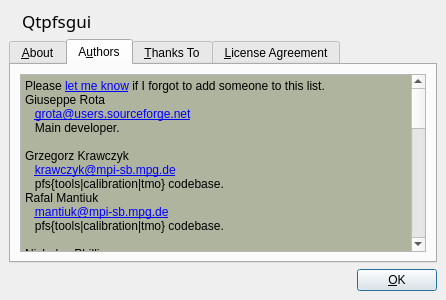
This is forms/about.ui in LuminanceHDR/LuminanceHDR as Qt 5 draws it before an edit. The edited form follows.
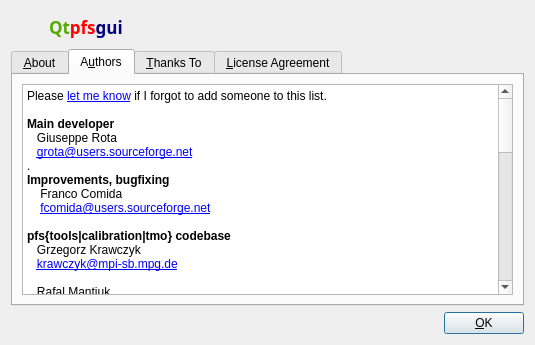
This is the edited form. The open tabs and pages were chosen to show the change. Icons and pictures are not drawn.

Commit message: Added progress report and termination to all TM operators, it is now possible to abort computation safely. Splitted tonemapperThread in individual threads for each operator (drago03Thread etc.) Added ThreadManager class to show individual progress bar for each running thread and abort them if wanted (not yet completed tough, but it works) Fixed small bugs in TonemappingDialog (levels, tmpanel)

The edit to the form file:
```diff
--- a/forms/about.ui
+++ b/forms/about.ui
@@ -5,30 +5,38 @@
    <rect>
     <x>0</x>
     <y>0</y>
-    <width>446</width>
-    <height>300</height>
+    <width>535</width>
+    <height>345</height>
    </rect>
   </property>
   <property name="windowTitle" >
    <string>About Qtpfsgui</string>
   </property>
-  <layout class="QVBoxLayout" >
-   <property name="margin" >
-    <number>9</number>
-   </property>
-   <property name="spacing" >
-    <number>6</number>
-   </property>
+  <layout class="QGridLayout" name="gridLayout" >
+   <item row="0" column="0" >
+    <layout class="QVBoxLayout" name="verticalLayout" >
    <item>
-    <layout class="QHBoxLayout" >
-     <property name="margin" >
-      <number>0</number>
-     </property>
-     <property name="spacing" >
-      <number>6</number>
-     </property>
+      <layout class="QHBoxLayout" name="horizontalLayout" >
      <item>
       <widget class="QLabel" name="label_2" >
+         <property name="sizePolicy" >
+          <sizepolicy vsizetype="Fixed" hsizetype="Fixed" >
+           <horstretch>0</horstretch>
+           <verstretch>0</verstretch>
+          </sizepolicy>
+         </property>
+         <property name="minimumSize" >
+          <size>
+           <width>32</width>
+           <height>32</height>
+          </size>
+         </property>
+         <property name="maximumSize" >
+          <size>
+           <width>32</width>
+           <height>32</height>
+          </size>
+         </property>
        <property name="text" >
         <string/>
        </property>
@@ -49,23 +57,14 @@
         </font>
        </property>
        <property name="text" >
-        <string>Qtpfsgui </string>
+          <string>&lt;!DOCTYPE HTML PUBLIC "-//W3C//DTD HTML 4.0//EN" "http://www.w3.org/TR/REC-html40/strict.dtd">
+&lt;html>&lt;head>&lt;meta name="qrichtext" content="1" />&lt;style type="text/css">
+p, li { white-space: pre-wrap; }
+&lt;/style>&lt;/head>&lt;body style=" font-family:'Sans Serif'; font-size:13pt; font-weight:400; font-style:normal;">
+&lt;p style=" margin-top:0px; margin-bottom:0px; margin-left:0px; margin-right:0px; -qt-block-indent:0; text-indent:0px;">&lt;span style=" font-weight:600; color:#55aa00;">Qt&lt;/span>&lt;span style=" font-weight:600; color:#ff0000;">pfs&lt;/span>&lt;span style=" font-weight:600; color:#00007f;">gui &lt;/span>&lt;/p>&lt;/body>&lt;/html></string>
        </property>
       </widget>
      </item>
-     <item>
-      <spacer>
-       <property name="orientation" >
-        <enum>Qt::Horizontal</enum>
-       </property>
-       <property name="sizeHint" >
-        <size>
-         <width>40</width>
-         <height>20</height>
-        </size>
-       </property>
-      </spacer>
-     </item>
     </layout>
    </item>
    <item>
@@ -114,6 +113,9 @@
        <property name="spacing" >
         <number>6</number>
        </property>
+         <property name="margin" >
+          <number>9</number>
+         </property>
        <item>
         <widget class="QTextBrowser" name="authorsBox" >
          <property name="palette" >
@@ -122,9 +124,9 @@
             <colorrole role="Base" >
              <brush brushstyle="SolidPattern" >
               <color alpha="255" >
-               <red>175</red>
-               <green>180</green>
-               <blue>159</blue>
+                 <red>255</red>
+                 <green>255</green>
+                 <blue>255</blue>
               </color>
              </brush>
             </colorrole>
@@ -133,9 +135,9 @@
             <colorrole role="Base" >
              <brush brushstyle="SolidPattern" >
               <color alpha="255" >
-               <red>175</red>
-               <green>180</green>
-               <blue>159</blue>
+                 <red>255</red>
+                 <green>255</green>
+                 <blue>255</blue>
               </color>
              </brush>
             </colorrole>
@@ -157,10 +159,18 @@
           <enum>Qt::ScrollBarAlwaysOff</enum>
          </property>
          <property name="html" >
-          <string>&lt;html>&lt;head>&lt;meta name="qrichtext" content="1" />&lt;style type="text/css">
+            <string>&lt;!DOCTYPE HTML PUBLIC "-//W3C//DTD HTML 4.0//EN" "http://www.w3.org/TR/REC-html40/strict.dtd">
+&lt;html>&lt;head>&lt;meta name="qrichtext" content="1" />&lt;style type="text/css">
 p, li { white-space: pre-wrap; }
-&lt;/style>&lt;/head>&lt;body style=" font-family:'Sans Serif'; font-size:9pt; font-weight:400; font-style:normal; text-decoration:none;">
-&lt;p style=" margin-top:0px; margin-bottom:0px; margin-left:0px; margin-right:0px; -qt-block-indent:0; text-indent:0px;">Please &lt;a href="mailto:grota@users.sourceforge.net">&lt;span style=" text-decoration: underline; color:#0000ff;">let me know&lt;/span>&lt;/a> if I forgot to add someone to this list.&lt;br />Giuseppe Rota&lt;br />   &lt;a href="mailto:grota@users.sourceforge.net">&lt;span style=" text-decoration: underline; color:#0000ff;">grota@users.sourceforge.net&lt;/span>&lt;/a>&lt;br />   Main developer.&lt;br />&lt;br />Grzegorz Krawczyk&lt;br />   &lt;a href="mailto:krawczyk@mpi-sb.mpg.de">&lt;span style=" text-decoration: underline; color:#0000ff;">krawczyk@mpi-sb.mpg.de&lt;/span>&lt;/a>&lt;br />   pfs{tools|calibration|tmo} codebase.&lt;br />Rafal Mantiuk&lt;br />   &lt;a href="mailto:mantiuk@mpi-sb.mpg.de">&lt;span style=" text-decoration: underline; color:#0000ff;">mantiuk@mpi-sb.mpg.de&lt;/span>&lt;/a>&lt;br />   pfs{tools|calibration|tmo} codebase.&lt;br />&lt;br />Nicholas Phillips&lt;br />   &lt;a href="mailto:ngphillips@gmail.com">&lt;span style=" text-decoration: underline; color:#0000ff;">ngphillips@gmail.com&lt;/span>&lt;/a>&lt;br />   G.Ward's Mean Threshold Bitmap (MTB) algorithm.&lt;br />&lt;br />Alexandre Prokoudine&lt;br />   &lt;a href="mailto:alexandre.prokoudine@gmail.com">&lt;span style=" text-decoration: underline; color:#0000ff;">alexandre.prokoudine@gmail.com&lt;/span>&lt;/a>&lt;br />   Russian translator, fixed usability issues, .desktop file.&lt;br />&lt;br />Åsmund Ødegård&lt;br />   &lt;a href="mailto:mandus@users.sourceforge.net">&lt;span style=" text-decoration: underline; color:#0000ff;">mandus@users.sourceforge.net&lt;/span>&lt;/a>&lt;br />   Mac OS X packager, Norwegian translator.&lt;br />&lt;br />Mustafa GÜNAY&lt;br />   Turkish translator.&lt;br />&lt;br />Cyril Lavier&lt;br />   French translator and Ubuntu packager.&lt;br />&lt;br />Alberto Garcia&lt;br />   Spanish translator.&lt;br />&lt;br />Ralph Kaeppeli&lt;br />   German translator.&lt;br />&lt;br />Jan Gemela&lt;br />   Czech translator.&lt;br />&lt;br />Maciej Dziardziel&lt;br />   Polish translator.&lt;br />&lt;br />Bertrand Petit and Steffen Beyer&lt;br />   FreeBSD patches and maintainers.&lt;br />&lt;br />&lt;/p>&lt;/body>&lt;/html></string>
+&lt;/style>&lt;/head>&lt;body style=" font-family:'Sans Serif'; font-size:10pt; font-weight:400; font-style:normal;">
+&lt;p style=" margin-top:0px; margin-bottom:0px; margin-left:0px; margin-right:0px; -qt-block-indent:0; text-indent:0px; font-size:9pt;">Please &lt;a href="mailto:grota@users.sourceforge.net">&lt;span style=" text-decoration: underline; color:#0000ff;">let me know&lt;/span>&lt;/a> if I forgot to add someone to this list.&lt;/p>
+&lt;p style=" margin-top:0px; margin-bottom:0px; margin-left:0px; margin-right:0px; -qt-block-indent:0; text-indent:0px; font-size:9pt;">&lt;br />&lt;span style=" font-weight:600;">Main developer&lt;/span>&lt;/p>
+&lt;p style=" margin-top:0px; margin-bottom:0px; margin-left:0px; margin-right:0px; -qt-block-indent:0; text-indent:0px; font-size:9pt;">   Giuseppe Rota&lt;br />   &lt;a href="mailto:grota@users.sourceforge.net">&lt;span style=" text-decoration: underline; color:#0000ff;">grota@users.sourceforge.net&lt;/span>&lt;/a>&lt;br />.&lt;br />&lt;span style=" font-weight:600;">Improvements, bugfixing&lt;/span>&lt;/p>
+&lt;p style=" margin-top:0px; margin-bottom:0px; margin-left:0px; margin-right:0px; -qt-block-indent:0; text-indent:0px; font-size:9pt;">    Franco Comida&lt;/p>
+&lt;p style=" margin-top:0px; margin-bottom:0px; margin-left:0px; margin-right:0px; -qt-block-indent:0; text-indent:0px; font-size:9pt;">    &lt;a href="mailto:fcomida@users.sourceforge.net">&lt;span style=" text-decoration: underline; color:#0000ff;">fcomida@users.sourceforge.net&lt;/span>&lt;/a>&lt;/p>
+&lt;p style="-qt-paragraph-type:empty; margin-top:0px; margin-bottom:0px; margin-left:0px; margin-right:0px; -qt-block-indent:0; text-indent:0px; font-size:9pt; text-decoration: underline; color:#0000ff;">&lt;/p>
+&lt;p style=" margin-top:0px; margin-bottom:0px; margin-left:0px; margin-right:0px; -qt-block-indent:0; text-indent:0px; font-size:9pt;">&lt;span style=" font-weight:600;">pfs{tools|calibration|tmo} codebase&lt;/span>&lt;br />   Grzegorz Krawczyk&lt;br />   &lt;a href="mailto:krawczyk@mpi-sb.mpg.de">&lt;span style=" text-decoration: underline; color:#0000ff;">krawczyk@mpi-sb.mpg.de&lt;/span>&lt;/a>&lt;br />   &lt;br />   Rafal Mantiuk&lt;br />   &lt;a href="mailto:mantiuk@mpi-sb.mpg.de">&lt;span style=" text-decoration: underline; color:#0000ff;">mantiuk@mpi-sb.mpg.de &lt;/span>&lt;/a>&lt;/p>
+&lt;p style=" margin-top:0px; margin-bottom:0px; margin-left:0px; margin-right:0px; -qt-block-indent:0; text-indent:0px; font-size:9pt; text-decoration: underline; color:#0000ff;">&lt;br />&lt;span style=" font-weight:600; text-decoration:none; color:#000000;">G.Ward's Mean Threshold Bitmap (MTB) algorithm &lt;/span>&lt;span style=" text-decoration:none; color:#000000;">&lt;br />   Nicholas Phillips&lt;br />   &lt;/span>&lt;a href="ngphillips@gmail.com">ngphillips@gmail.com&lt;/a>&lt;span style=" text-decoration:none; color:#000000;">&lt;br />  &lt;br />&lt;/span>&lt;span style=" font-weight:600; text-decoration:none; color:#000000;">Russian translator, fixed usability issues, .desktop file&lt;/span>&lt;span style=" text-decoration:none; color:#000000;">&lt;br />   Alexandre Prokoudine&lt;br />   &lt;/span>&lt;a href="alexandre.prokoudine@gmail.com">alexandre.prokoudine@gmail.com&lt;/a>&lt;span style=" text-decoration:none; color:#000000;">&lt;br />   &lt;br />&lt;/span>&lt;span style=" font-weight:600; text-decoration:none; color:#000000;">Mac OS X packager, Norwegian translator&lt;/span>&lt;span style=" text-decoration:none; color:#000000;">&lt;br />   Åsmund Ødegård&lt;br />   &lt;/span>&lt;a href="mandus@users.sourceforge.net">mandus@users.sourceforge.net&lt;/a>&lt;span style=" text-decoration:none; color:#000000;">&lt;br />   &lt;br />&lt;/span>&lt;span style=" font-weight:600; text-decoration:none; color:#000000;">Turkish translato&lt;/span>&lt;span style=" text-decoration:none; color:#000000;">r&lt;br />   Mustafa GÜNAY&lt;br />   .&lt;br />&lt;/span>&lt;span style=" font-weight:600; text-decoration:none; color:#000000;">French translator and Ubuntu packager&lt;/span>&lt;span style=" text-decoration:none; color:#000000;">  &lt;br />   Cyril Lavier&lt;br />   &lt;br />&lt;/span>&lt;span style=" font-weight:600; text-decoration:none; color:#000000;">Spanish translator&lt;/span>&lt;span style=" text-decoration:none; color:#000000;">&lt;br />   Alberto Garcia&lt;br />   &lt;br />&lt;/span>&lt;span style=" font-weight:600; text-decoration:none; color:#000000;">German translator&lt;/span>&lt;span style=" text-decoration:none; color:#000000;">&lt;br />   Ralph Kaeppeli&lt;br />   .&lt;br />&lt;/span>&lt;span style=" font-weight:600; text-decoration:none; color:#000000;">Czech translator&lt;/span>&lt;span style=" text-decoration:none; color:#000000;">&lt;br />   Jan Gemela&lt;br />   &lt;br />&lt;/span>&lt;span style=" font-weight:600; text-decoration:none; color:#000000;">Polish translator&lt;/span>&lt;span style=" text-decoration:none; color:#000000;">&lt;br />   Maciej Dziardziel&lt;br />   &lt;br />&lt;/span>&lt;span style=" font-weight:600; text-decoration:none; color:#000000;">FreeBSD patches and maintainers&lt;/span>&lt;span style=" text-decoration:none; color:#000000;">&lt;br />   Bertrand Petit and Steffen Beyer&lt;br />&lt;/span>&lt;/p>&lt;/body>&lt;/html></string>
          </property>
         </widget>
        </item>
@@ -298,18 +308,18 @@
    </item>
    <item>
     <layout class="QHBoxLayout" >
-     <property name="margin" >
-      <number>0</number>
-     </property>
      <property name="spacing" >
       <number>6</number>
      </property>
+       <property name="margin" >
+        <number>0</number>
+       </property>
      <item>
       <spacer>
        <property name="orientation" >
         <enum>Qt::Horizontal</enum>
        </property>
-       <property name="sizeHint" >
+         <property name="sizeHint" stdset="0" >
         <size>
          <width>40</width>
          <height>20</height>
@@ -323,6 +333,8 @@
         <string>&amp;OK</string>
        </property>
       </widget>
+       </item>
+      </layout>
      </item>
     </layout>
    </item>
```
Left out of the diff: 73 changed lines with no effect on the pictures. Lines whose indentation alone changed are shown as unchanged. The commit also changes 71 other files.
